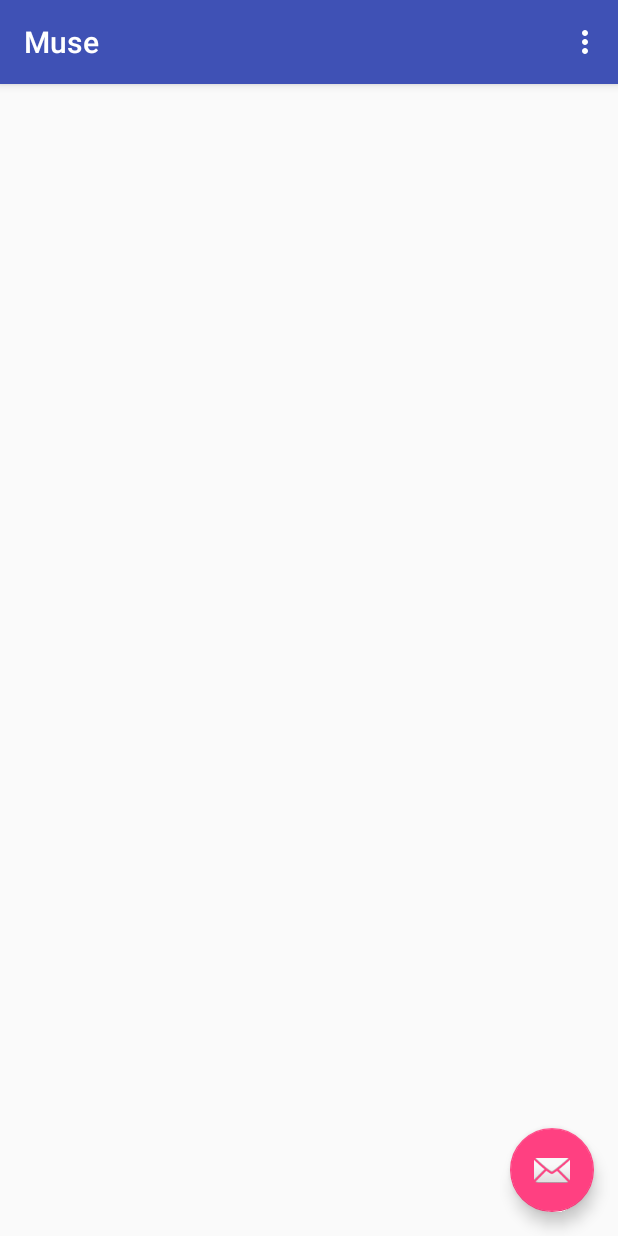
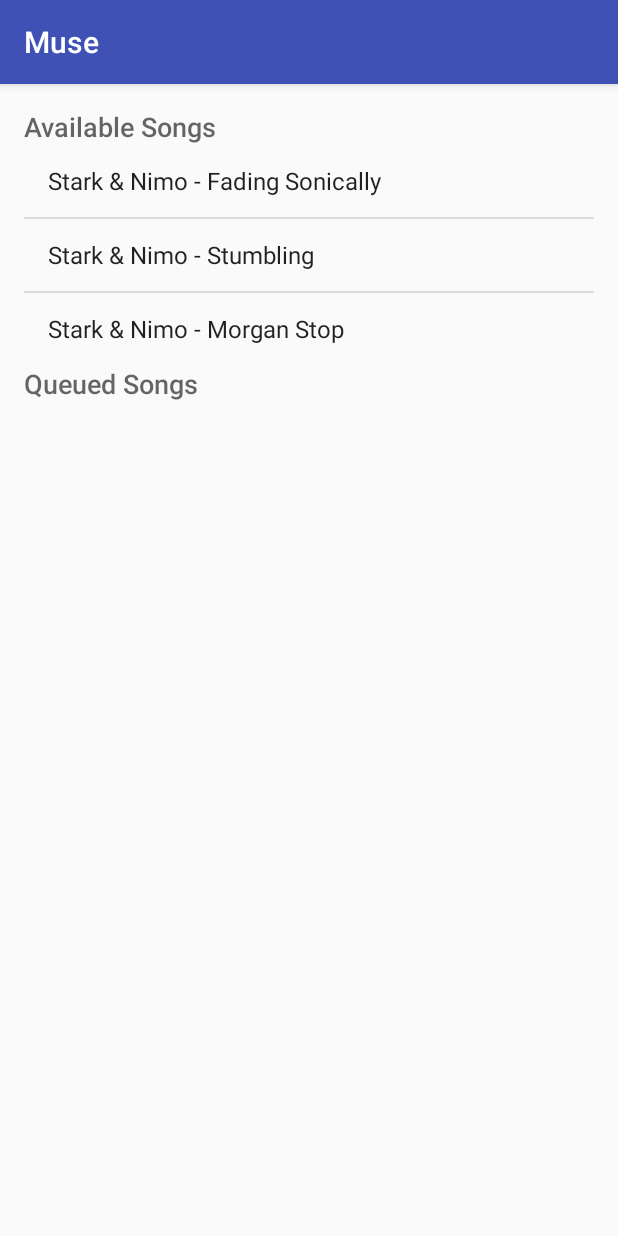
Before and after one commit to allanpichardo/Simplay, an Android app: the screen it shows after launch (MainActivity), on a phone screen of 412 x 824 dp. Run offline under Robolectric (Android 15) with nearby library versions, the phone set to English and light mode, and no system bars; 3 statements that could not run were skipped.

```diff
--- a/app/src/main/java/com/mylovemhz/muse/MainActivity.java
+++ b/app/src/main/java/com/mylovemhz/muse/MainActivity.java
@@ -5,13 +5,8 @@ import android.content.Context;
 import android.content.DialogInterface;
 import android.content.Intent;
 import android.content.ServiceConnection;
-import android.graphics.Bitmap;
-import android.graphics.BitmapFactory;
 import android.os.Bundle;
 import android.os.IBinder;
-import android.os.RemoteException;
-import android.support.design.widget.FloatingActionButton;
-import android.support.design.widget.Snackbar;
 import android.support.v4.app.ActivityCompat;
 import android.support.v4.app.FragmentManager;
 import android.support.v4.app.FragmentTransaction;
@@ -19,30 +14,32 @@ import android.support.v7.app.AlertDialog;
 import android.support.v7.app.AppCompatActivity;
 import android.support.v7.widget.Toolbar;
 import android.util.Log;
-import android.view.View;
-import android.view.Menu;
-import android.view.MenuItem;
+import android.widget.ListView;
 
 import com.mylovemhz.simplay.MediaControlFragment;
 import com.mylovemhz.simplay.MusicService;
 import com.mylovemhz.simplay.Track;
 
-import java.io.IOException;
+public class MainActivity extends AppCompatActivity
+        implements MusicService.Callbacks, SongsAdapter.Callback{
 
-public class MainActivity extends AppCompatActivity implements MusicService.PermissionCallbacks{
+    private static final String TAG_MEDIA_CONTROLS = "media_controls";
 
     private MusicService musicService;
     private boolean isBound = false;
+
+    private ListView songList;
+    private ListView queueList;
+    private QueueAdapter queueAdapter;
+    private MediaControlFragment mediaControlFragment;
 
     private ServiceConnection serviceConnection = new ServiceConnection() {
         @Override
         public void onServiceConnected(ComponentName name, IBinder service) {
             musicService = ((MusicService.LocalBinder)service).getService();
-            musicService.setPermissonCallback(MainActivity.this);
+            musicService.setCallback(MainActivity.this);
             musicService.setSmallIconResource(android.R.drawable.ic_media_play);
-
-            initControls();
-
+            initMediaControls();
             isBound = true;
         }
 
@@ -59,59 +56,31 @@ public class MainActivity extends AppCompatActivity implements MusicService.Perm
         setContentView(R.layout.activity_main);
         Toolbar toolbar = (Toolbar) findViewById(R.id.toolbar);
         setSupportActionBar(toolbar);
+        songList = (ListView)findViewById(R.id.songsList);
+        queueList = (ListView)findViewById(R.id.queuedList);
 
-        FloatingActionButton fab = (FloatingActionButton) findViewById(R.id.fab);
-        fab.setOnClickListener(new View.OnClickListener() {
-            @Override
-            public void onClick(View view) {
-                if(isBound){
-                    Track track = new Track() {
-                        @Override
-                        public int getId() {
-                            return 0;
-                        }
-
-                        @Override
-                        public String getArtist() {
-                            return "Stark & Nimo";
-                        }
-
-                        @Override
-                        public String getTitle() {
-                            return "Fading Sonically";
-                        }
-
-                        @Override
-                        public String getUrl() {
-                            return "https://archive.org/download/NotDarkAndEmo/03FadingSonically.mp3";
-                        }
-
-                        @Override
-                        public String getArtworkUrl() {
-                            return "https://archive.org/download/NotDarkAndEmo/NotDarkAndEmo.jpg";
-                        }
-
-                        @Override
-                        public Bitmap getArtwork() {
-                            return BitmapFactory.decodeResource(getResources(), android.R.drawable.ic_media_play);
-                        }
-                    };
-
-                    try {
-                        musicService.addTrack(track);
-                        Snackbar.make(view, "Added Track", Snackbar.LENGTH_LONG).show();
-                    } catch (Exception e) {
-                        Log.e("Music Test App",e.getMessage());
-                    }
-                }
-            }
-        });
+        SongsAdapter songsAdapter = new SongsAdapter();
+        songsAdapter.setCallback(this);
+        songList.setAdapter(songsAdapter);
     }
 
-    private void initControls(){
+    private void initMediaControls(){
+        if(isBound) {
+            mediaControlFragment = MediaControlFragment.newInstance(musicService.getMediaSessionToken());
+        }
+    }
+
+    private void showMediaControls(){
         FragmentManager fragmentManager = getSupportFragmentManager();
         FragmentTransaction transaction = fragmentManager.beginTransaction();
-        transaction.replace(R.id.playerLayout,MediaControlFragment.newInstance(musicService.getMediaSessionToken()));
+        transaction.replace(R.id.playerLayout, mediaControlFragment, TAG_MEDIA_CONTROLS);
+        transaction.commit();
+    }
+
+    private void hideMediaControls(){
+        FragmentManager fragmentManager = getSupportFragmentManager();
+        FragmentTransaction transaction = fragmentManager.beginTransaction();
+        transaction.remove(mediaControlFragment);
         transaction.commit();
     }
 
@@ -139,28 +108,6 @@ public class MainActivity extends AppCompatActivity implements MusicService.Perm
     }
 
     @Override
-    public boolean onCreateOptionsMenu(Menu menu) {
-        // Inflate the menu; this adds items to the action bar if it is present.
-        getMenuInflater().inflate(R.menu.menu_main, menu);
-        return true;
-    }
-
-    @Override
-    public boolean onOptionsItemSelected(MenuItem item) {
-        // Handle action bar item clicks here. The action bar will
-        // automatically handle clicks on the Home/Up button, so long
-        // as you specify a parent activity in AndroidManifest.xml.
-        int id = item.getItemId();
-
-        //noinspection SimplifiableIfStatement
-        if (id == R.id.action_settings) {
-            return true;
-        }
-
-        return super.onOptionsItemSelected(item);
-    }
-
-    @Override
     public void onPermissionRequired(final int requestCode, final String permission, String rationale) {
         // Should we show an explanation?
         if (ActivityCompat.shouldShowRequestPermissionRationale(this,
@@ -181,6 +128,16 @@ public class MainActivity extends AppCompatActivity implements MusicService.Perm
         }
     }
 
+    @Override
+    public void onPlaybackStarted() {
+        showMediaControls();
+    }
+
+    @Override
+    public void onPlaybackStopped() {
+        hideMediaControls();
+    }
+
     private void askForPermission(int requestCode, String permission){
         ActivityCompat.requestPermissions(this,
                 new String[]{permission},
@@ -193,4 +150,17 @@ public class MainActivity extends AppCompatActivity implements MusicService.Perm
             musicService.onRequestPermissionsResult(requestCode,permissions,grantResults);
         }
     }
+
+    @Override
+    public void onTrackSelected(Track track) {
+        if(isBound){
+            if(mediaControlFragment == null) initMediaControls();
+            try {
+                musicService.addTrack(track);
+                queueList.setAdapter(new QueueAdapter(musicService.getTracks()));
+            } catch (Exception e) {
+                Log.e("Track queue example",e.getMessage());
+            }
+        }
+    }
 }
--- /dev/null
+++ b/app/src/main/java/com/mylovemhz/muse/SongsAdapter.java
@@ -0,0 +1,152 @@
+package com.mylovemhz.muse;
+
+import android.content.Context;
+import android.view.LayoutInflater;
+import android.view.View;
+import android.view.ViewGroup;
+import android.widget.BaseAdapter;
+import android.widget.TextView;
+
+import com.mylovemhz.simplay.Track;
+
+import java.util.ArrayList;
+import java.util.List;
+
+public class SongsAdapter extends BaseAdapter{
+
+    private List<Track> trackList;
+    private Callback callback;
+
+    public SongsAdapter(){
+        trackList = new ArrayList<>();
+        populateTracks();
+    }
+
+    private void populateTracks(){
+        trackList.add(new Track() {
+            @Override
+            public int getId() {
+                return 0;
+            }
+
+            @Override
+            public String getArtist() {
+                return "Stark & Nimo";
+            }
+
+            @Override
+            public String getTitle() {
+                return "Fading Sonically";
+            }
+
+            @Override
+            public String getUrl() {
+                return "https://archive.org/download/NotDarkAndEmo/03FadingSonically.mp3";
+            }
+
+            @Override
+            public String getArtworkUrl() {
+                return "https://archive.org/download/NotDarkAndEmo/NotDarkAndEmo.jpg";
+            }
+
+        });
+        trackList.add(new Track() {
+            @Override
+            public int getId() {
+                return 0;
+            }
+
+            @Override
+            public String getArtist() {
+                return "Stark & Nimo";
+            }
+
+            @Override
+            public String getTitle() {
+                return "Stumbling";
+            }
+
+            @Override
+            public String getUrl() {
+                return "https://archive.org/download/NotDarkAndEmo/05Stumbling.mp3";
+            }
+
+            @Override
+            public String getArtworkUrl() {
+                return "https://archive.org/download/NotDarkAndEmo/NotDarkAndEmo.jpg";
+            }
+
+        });
+        trackList.add(new Track() {
+            @Override
+            public int getId() {
+                return 0;
+            }
+
+            @Override
+            public String getArtist() {
+                return "Stark & Nimo";
+            }
+
+            @Override
+            public String getTitle() {
+                return "Morgan Stop";
+            }
+
+            @Override
+            public String getUrl() {
+                return "https://archive.org/download/NotDarkAndEmo/02MorganStop.mp3";
+            }
+
+            @Override
+            public String getArtworkUrl() {
+                return "https://archive.org/download/NotDarkAndEmo/NotDarkAndEmo.jpg";
+            }
+
+        });
+    }
+
+    @Override
+    public int getCount() {
+        return trackList.size();
+    }
+
+    @Override
+    public Object getItem(int position) {
+        return trackList.get(position);
+    }
+
+    @Override
+    public long getItemId(int position) {
+        return position;
+    }
+
+    @Override
+    public View getView(int position, View convertView, ViewGroup parent) {
+        if(convertView == null){
+            convertView = LayoutInflater.from(parent.getContext())
+                                    .inflate(android.R.layout.simple_list_item_1, parent, false);
+        }
+        final Track track = trackList.get(position);
+        TextView textView = (TextView)convertView.findViewById(android.R.id.text1);
+        String text = track.getArtist() + " - " + track.getTitle();
+        textView.setText(text);
+        if(callback != null){
+            convertView.setOnClickListener(new View.OnClickListener() {
+                @Override
+                public void onClick(View v) {
+                    callback.onTrackSelected(track);
+                }
+            });
+        }
+        return convertView;
+    }
+
+    public void setCallback(Callback callback){
+        this.callback = callback;
+    }
+
+    public interface Callback{
+        void onTrackSelected(Track track);
+    }
+}
--- a/app/src/main/res/layout/activity_main.xml
+++ b/app/src/main/res/layout/activity_main.xml
@@ -23,12 +23,4 @@
 
     <include layout="@layout/content_main" />
 
-    <android.support.design.widget.FloatingActionButton
-        android:id="@+id/fab"
-        android:layout_width="wrap_content"
-        android:layout_height="wrap_content"
-        android:layout_gravity="bottom|end"
-        android:layout_margin="@dimen/fab_margin"
-        android:src="@android:drawable/ic_dialog_email" />
-
 </android.support.design.widget.CoordinatorLayout>
--- a/app/src/main/res/layout/content_main.xml
+++ b/app/src/main/res/layout/content_main.xml
@@ -12,8 +12,38 @@
     tools:context="com.mylovemhz.muse.MainActivity"
     tools:showIn="@layout/activity_main">
 
+    <TextView
+        android:id="@+id/listText"
+        android:layout_alignParentTop="true"
+        android:layout_width="match_parent"
+        android:layout_height="wrap_content"
+        android:text="@string/available_songs"
+        android:textAppearance="@android:style/TextAppearance.DeviceDefault.Medium" />
+
+    <ListView
+        android:id="@+id/songsList"
+        android:layout_below="@id/listText"
+        android:layout_width="match_parent"
+        android:layout_height="wrap_content"/>
+
+    <TextView
+        android:id="@+id/queueText"
+        android:textAppearance="@android:style/TextAppearance.DeviceDefault.Medium"
+        android:layout_below="@id/songsList"
+        android:layout_width="match_parent"
+        android:layout_height="wrap_content"
+        android:text="@string/queued" />
+
+    <ListView
+        android:id="@+id/queuedList"
+        android:layout_alignParentBottom="true"
+        android:layout_below="@+id/queueText"
+        android:layout_width="match_parent"
+        android:layout_height="wrap_content"/>
+
     <FrameLayout
         android:id="@+id/playerLayout"
+        android:layout_alignParentBottom="true"
         android:layout_width="match_parent"
-        android:layout_height="match_parent"></FrameLayout>
+        android:layout_height="wrap_content"/>
 </RelativeLayout>
--- a/app/src/main/res/values/strings.xml
+++ b/app/src/main/res/values/strings.xml
@@ -1,4 +1,6 @@
 <resources>
     <string name="app_name">Muse</string>
     <string name="action_settings">Settings</string>
+    <string name="available_songs">Available Songs</string>
+    <string name="queued">Queued Songs</string>
 </resources>
--- a/simplay/src/main/java/com/mylovemhz/simplay/Track.java
+++ b/simplay/src/main/java/com/mylovemhz/simplay/Track.java
@@ -1,7 +1,5 @@
 package com.mylovemhz.simplay;
 
-
-import android.graphics.Bitmap;
 
 public interface Track {
     int getId();
@@ -9,5 +7,4 @@ public interface Track {
     String getTitle();
     String getUrl();
     String getArtworkUrl();
-    Bitmap getArtwork();
 }
```
Also changed, not shown: app/src/main/java/com/mylovemhz/muse/QueueAdapter.java (added, +51 -0 lines), simplay/src/main/java/com/mylovemhz/simplay/MusicService.java (+60 -47 lines), 1 other file.
